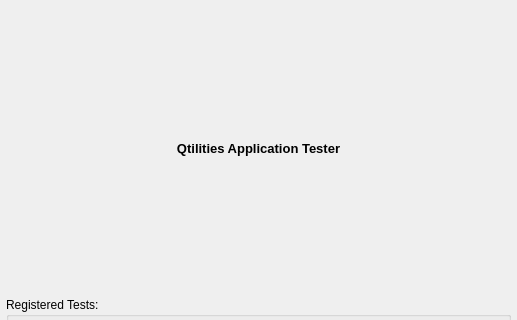
First picture: the form in src/Testing/source/TestFrontend.ui, repository JPNaude/Qtilities, before the edit; both pictures show x 0 to 517 and y 0 to 320 of the 517 by 615 pixel window.
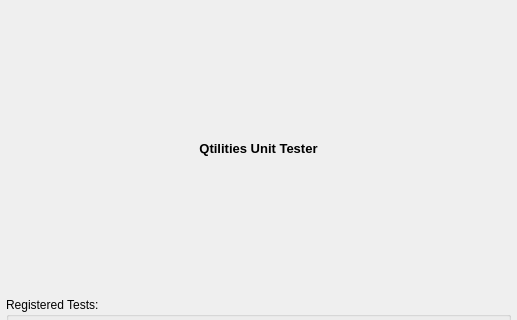
Second picture: the form after the edit.

Commit message: TestFrontend now shows "Qtilities Unit Tester", not "Qtilities Application Tester" anymore.

```diff
--- a/src/Testing/source/TestFrontend.ui
+++ b/src/Testing/source/TestFrontend.ui
@@ -27,7 +27,7 @@
       </font>
      </property>
      <property name="text">
-      <string>Qtilities Application Tester</string>
+      <string>Qtilities Unit Tester</string>
      </property>
      <property name="alignment">
       <set>Qt::AlignCenter</set>
```
The commit also changes 1 other file.
